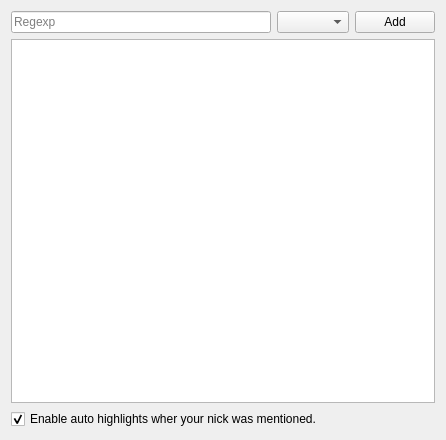
This is plugins/highlighter/src/highlightersettings.ui in euroelessar/qutim as Qt 5 draws it before an edit. The edited form follows.
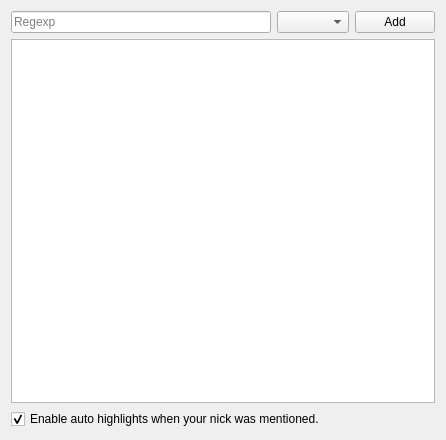
This is the edited form.

```diff
--- a/plugins/highlighter/src/highlightersettings.ui
+++ b/plugins/highlighter/src/highlightersettings.ui
@@ -50,7 +50,7 @@
       <string notr="true"/>
      </property>
      <property name="text">
-      <string>Enable auto highlights wher your nick was mentioned.</string>
+      <string>Enable auto highlights when your nick was mentioned.</string>
      </property>
      <property name="checked">
       <bool>true</bool>
```
